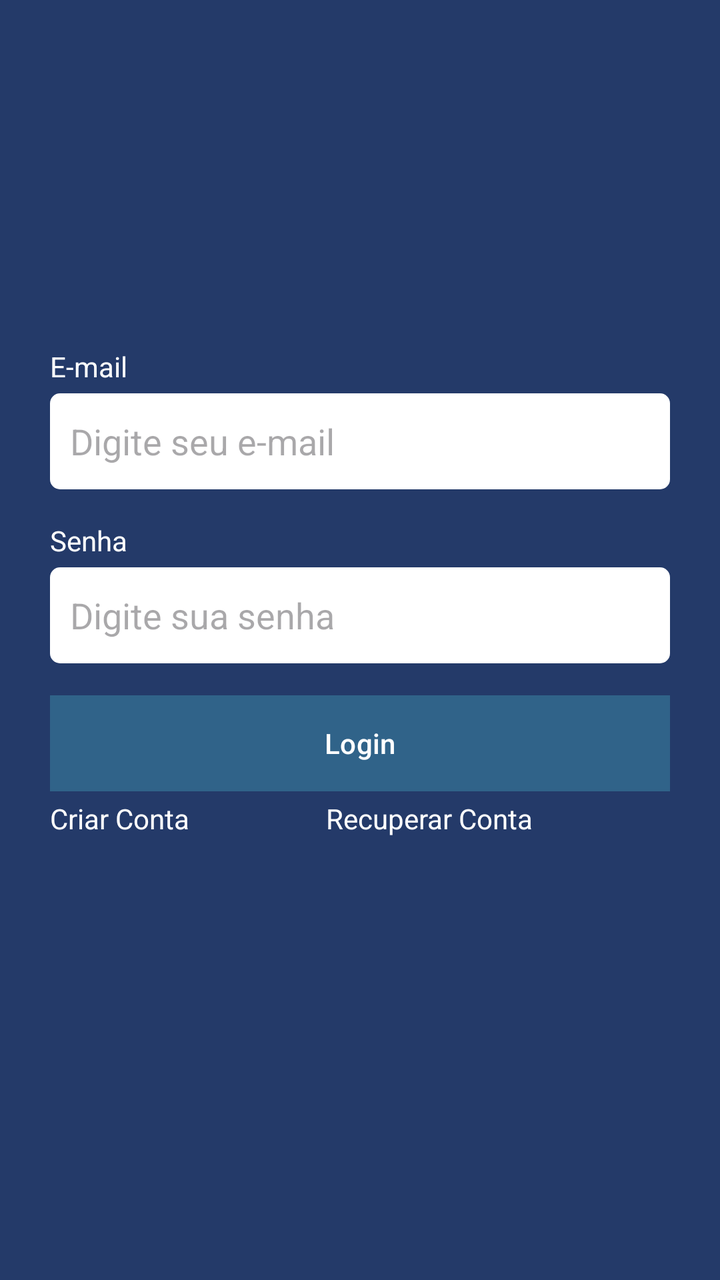
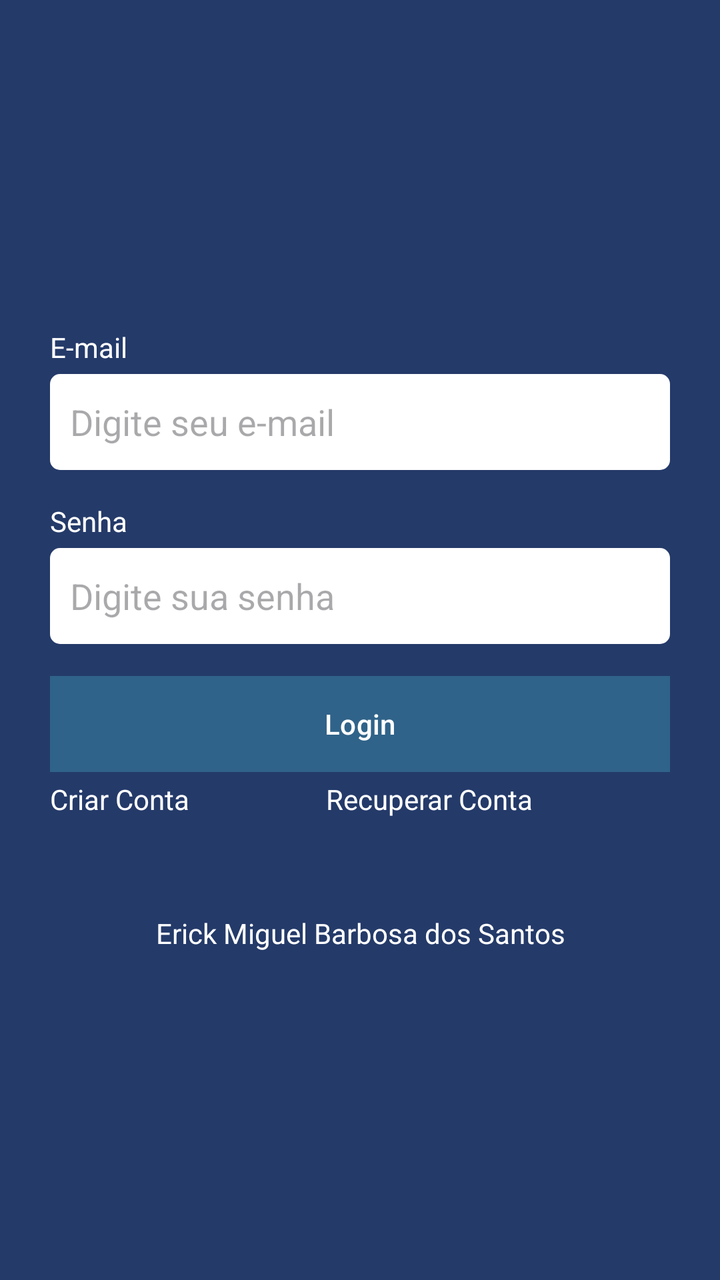

An Android layout rendered at two revisions. The XML below is the earlier revision; the diff shows what the commit changed to produce the second picture.
<!-- AndroidManifest.xml: application theme Theme.Task -->
<!-- res/layout/fragment_login.xml -->
<?xml version="1.0" encoding="utf-8"?>
<androidx.constraintlayout.widget.ConstraintLayout xmlns:android="http://schemas.android.com/apk/res/android"
    xmlns:tools="http://schemas.android.com/tools"
    android:layout_width="match_parent"
    android:layout_height="match_parent"
    xmlns:app="http://schemas.android.com/apk/res-auto"
    tools:context=".ui.auth.LoginFragment">

   <LinearLayout
       android:id="@+id/linearLayout"
       android:layout_width="0dp"
       android:layout_height="wrap_content"
       app:layout_constraintBottom_toBottomOf="parent"
       app:layout_constraintEnd_toEndOf="parent"
       app:layout_constraintStart_toStartOf="parent"
       app:layout_constraintTop_toTopOf="parent"
       android:orientation="vertical"
       android:layout_marginHorizontal="25dp">

       <TextView
           android:layout_width="wrap_content"
           android:layout_height="wrap_content"
           android:text="E-mail"
           android:textColor="@color/white"/>

       <EditText
           android:layout_width="match_parent"
           android:layout_height="48dp"
           android:hint="Digite seu e-mail"
           android:inputType="textEmailAddress"
           android:padding="10dp"
           android:layout_marginTop="4dp"
           android:background="@drawable/bg_edit_text"/>

       <TextView
           android:layout_width="wrap_content"
           android:layout_height="wrap_content"
           android:text="Senha"
           android:textColor="@color/white"
           android:layout_marginTop="16dp"/>

       <EditText
           android:layout_width="match_parent"
           android:layout_height="48dp"
           android:inputType="textPassword"
           android:hint="Digite sua senha"
           android:padding="10dp"
           android:layout_marginTop="4dp"
           android:background="@drawable/bg_edit_text"/>

       <com.google.android.material.button.MaterialButton
           android:layout_width="match_parent"
           android:layout_height="wrap_content"
           android:text="Login"
           android:id="@+id/btnLogin"
           android:textColor="@color/white"
           app:backgroundTint="@color/azul3"
           android:background="@drawable/bg_btn"
           android:layout_marginTop="16dp"/>

       <LinearLayout
           android:layout_width="match_parent"
           android:layout_height="wrap_content"
           android:orientation="horizontal"
           android:layout_marginTop="4dp">

           <TextView
               android:id="@+id/btnRegister"
               android:layout_width="wrap_content"
               android:layout_height="wrap_content"
               android:text="Criar Conta"
               android:layout_weight="1"
               android:textAlignment="textStart"
               android:textColor="@color/white"/>

           <TextView
               android:id="@+id/btnRecover"
               android:layout_width="wrap_content"
               android:layout_height="wrap_content"
               android:text="Recuperar Conta"
               android:layout_weight="1"
               android:textAlignment="textEnd"
               android:textColor="@color/white"/>

       </LinearLayout>

       <ProgressBar
           android:layout_width="wrap_content"
           android:layout_height="wrap_content"
           android:indeterminateTint="@color/white"
           android:layout_gravity="center"
           tools:visibility="visible"
           android:visibility="invisible"/>


   </LinearLayout>

</androidx.constraintlayout.widget.ConstraintLayout>
<!-- resources referenced by this layout -->
<resources>
  <color name="azul3">#306389</color>
  <color name="white">#FFFFFFFF</color>
  <!-- drawable bg_btn (drawable) -->
  <?xml version="1.0" encoding="utf-8"?>
  <shape xmlns:android="http://schemas.android.com/apk/res/android"
      android:shape="rectangle">
  
      <solid android:color="@color/white"/>
      <solid android:radius="5dp"/>
  </shape>
  <!-- drawable bg_edit_text (drawable) -->
  <?xml version="1.0" encoding="utf-8"?>
  <shape xmlns:android="http://schemas.android.com/apk/res/android"
      android:shape="rectangle">
  
      <solid android:color="@color/white"/>
      <corners android:radius="5dp"/>
  
  </shape>
  <style name="Theme.Task" parent="Base.Theme.Task" />
  <style name="Base.Theme.Task" parent="Theme.Material3.DayNight.NoActionBar">
          
          
          <item name="colorPrimary">@color/azul2</item>
          <item name="colorPrimaryVariant">@color/gelo</item>
          <item name="android:windowBackground">@color/azul1</item>
      </style>
  <color name="azul2">#304E68</color>
  <color name="gelo">#D4CDC5</color>
  <color name="azul1">#243A69</color>
</resources>

<!-- the commit's change to res/layout/fragment_login.xml (unified diff, before → after) -->
@@ -92,6 +92,12 @@
            tools:visibility="visible"
            android:visibility="invisible"/>
 
+       <TextView
+           android:layout_width="match_parent"
+           android:layout_height="match_parent"
+           android:text="Erick Miguel Barbosa dos Santos"
+           android:textColor="@color/white"
+           android:gravity="center"/>
 
    </LinearLayout>
 
